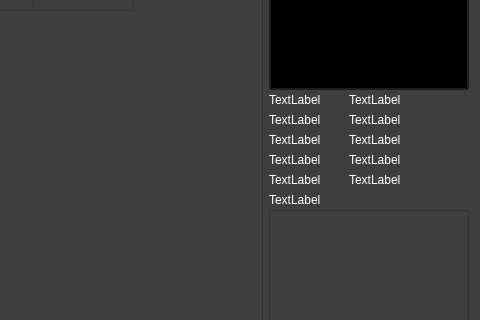
Qt form home/home.ui (LordKBX/eBookCollection) before a commit; both pictures show x 544 to 1024 and y 187 to 507 of the 1024 by 646 pixel window.
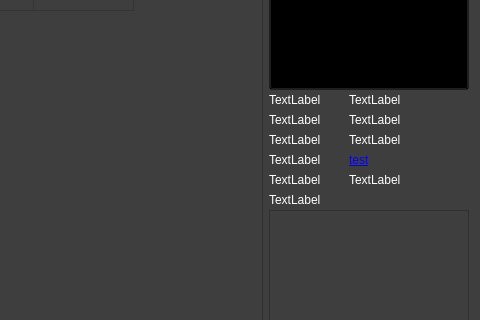
The same form after that commit. Icons and pictures are not drawn.

The edit to the form file:
```diff
--- a/home/home.ui
+++ b/home/home.ui
@@ -47,7 +47,8 @@
 }
 QPushButton:pressed{
 	background-color:rgb(75, 75, 75);
-}</string>
+}
+QLabel * {color: rgb(255, 255, 255) !important;}</string>
   </property>
   <layout class="QVBoxLayout" name="verticalLayout_2">
    <item>
@@ -654,8 +655,19 @@
              <height>20</height>
             </size>
            </property>
+           <property name="styleSheet">
+            <string notr="true">QLabel{
+color: rgb(255, 255, 255);
+}
+QLabel *{
+color: rgb(255, 255, 255);
+}
+QLabel:*{
+color: rgb(255, 255, 255);
+}</string>
+           </property>
            <property name="text">
-            <string>TextLabel</string>
+            <string>&lt;a href=&quot;test&quot;&gt;test&lt;/a&gt;</string>
            </property>
           </widget>
          </item>
```
